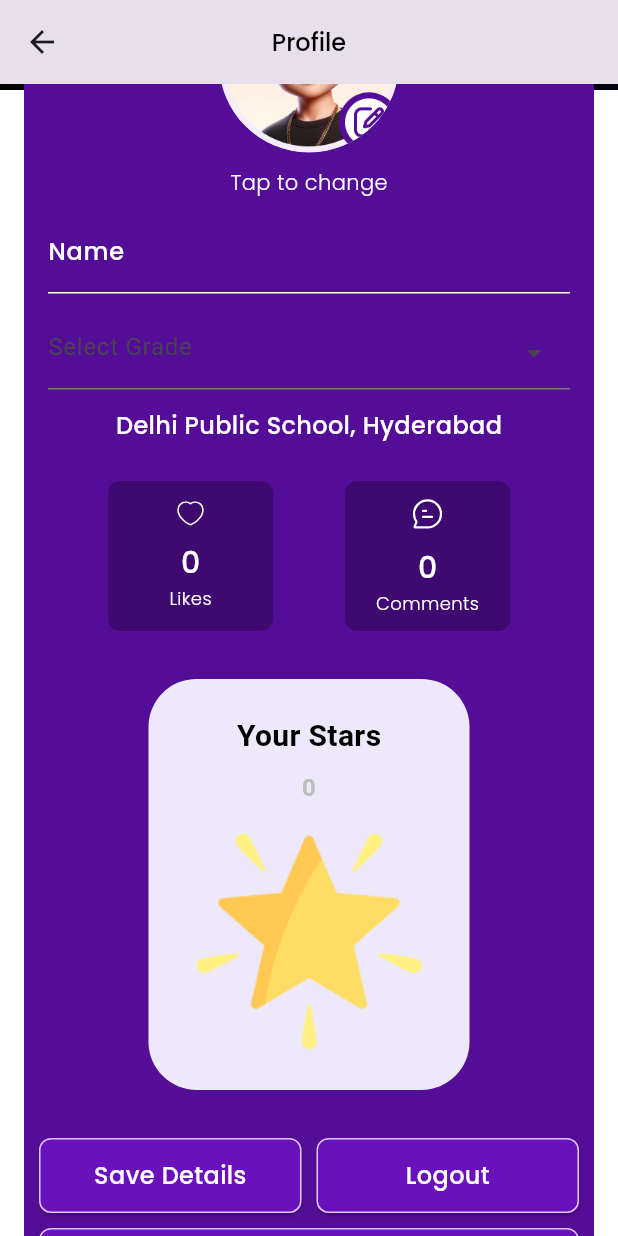
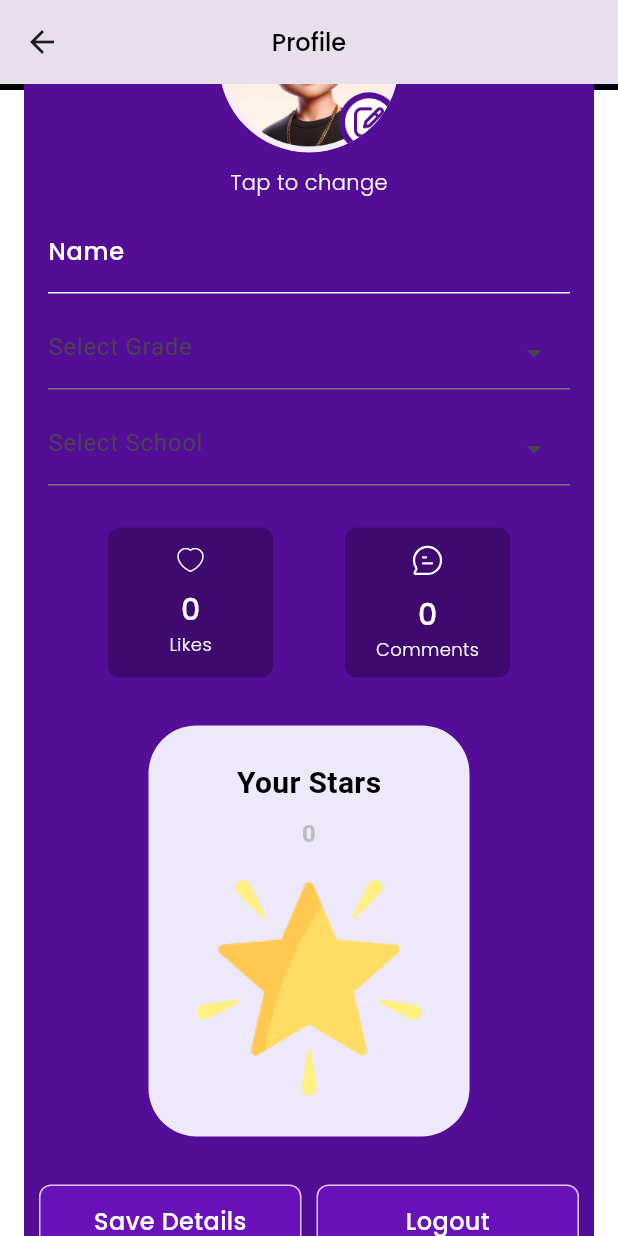
Before and after one commit to MonishPrasannavd/Msb_python, a Flutter app: the ProfileScreen screen opened directly with empty values, scrolled down 241 dp, after a tap on "Edit Details", on a phone screen of 412 x 824 dp. Run offline on Flutter 3.47's test engine with Material 3 defaults, Android fonts, the phone set to English and light mode, and no system bars; drawn by our look-alikes of dropdown_search; our stand-ins replace audioplayers, cached_network_image, carousel_slider, chewie, cloud_firestore, faker and 18 more; missing offline and left inert: cached_video_player_plus, dart:ffi, firebase_app_check, flexible_text, flutter_branch_sdk; accounts and stored records are empty; network calls fail; statements that could not run were skipped.

Commit message:
editable school

```diff
--- a/code/lib/Screens/profile/profile_page.dart
+++ b/code/lib/Screens/profile/profile_page.dart
@@ -10,6 +10,7 @@ import 'package:msb_app/Screens/profile/user_profile_screen.dart';
 import 'package:msb_app/components/text_builder.dart';
 import 'package:msb_app/models/grade.dart';
 import 'package:msb_app/models/msbuser.dart';
+import 'package:msb_app/models/school.dart';
 import 'package:msb_app/providers/master/master_provider.dart';
 import 'package:msb_app/providers/user_auth_provider.dart';
 import 'package:msb_app/providers/user_provider.dart';
@@ -43,9 +44,9 @@ class ProfileScreenState extends State<ProfileScreen> {
   String commentsCount = "0";
   String totalPoints = "0";
   Grade? selectedGrade;
+  School? selectedSchool;
 
   final ImagePicker _picker = ImagePicker();
-  late Future<void> _initProfile;
 
   late UserProvider _userProvider;
   late UserAuthProvider _authProvider;
@@ -64,6 +65,7 @@ class ProfileScreenState extends State<ProfileScreen> {
     setState(() {
       nameController.text = _userProvider.user.user?.name ?? "";
       Grade? gradeResolve;
+      School? schoolResolve;
       if (_userProvider.user.student.grade?.name != null &&
           _userProvider.user.student.grade?.name?.isNotEmpty != null) {
         gradeResolve = _userProvider.user.student.grade!;
@@ -71,10 +73,18 @@ class ProfileScreenState extends State<ProfileScreen> {
         gradeResolve = _masterProvider.grades.firstWhere((grade) => grade.id == _userProvider.user.student.gradeId);
       }
 
+      if (_userProvider.user.student.school?.name != null &&
+          _userProvider.user.student.school?.name?.isNotEmpty != null) {
+        schoolResolve = _userProvider.user.student.school!;
+      } else {
+        schoolResolve = _masterProvider.schools.firstWhere((school) => school.id == _userProvider.user.student.schoolId);
+      }
+
       setState(() {
         gradeController.text = gradeResolve?.name ?? "";
         grade = gradeResolve?.name ?? "";
         selectedGrade = gradeResolve;
+        selectedSchool = schoolResolve;
         schoolName = _userProvider.user.student.school?.name ?? "";
         likesCount = _userProvider.user.student.likes.toString();
         totalPoints = _userProvider.user.student.score.toString();
@@ -115,6 +125,7 @@ class ProfileScreenState extends State<ProfileScreen> {
       Map<String, dynamic> response = await _authProvider.updateProfile(
         nameController.text,
         selectedGrade?.id ?? _userProvider.user.student.gradeId,
+        selectedSchool?.id ?? _userProvider.user.student.schoolId,
         profileImage: _profileImage,
       );
       if (response['status'] == true) {
@@ -183,7 +194,8 @@ class ProfileScreenState extends State<ProfileScreen> {
                             ? const CircularProgressIndicator()
                             : CircleAvatar(
                                 radius: 60,
-                                backgroundImage: getUserProfileImage(_profileImage, _userProvider.user.user?.profileUrl),
+                                backgroundImage:
+                                    getUserProfileImage(_profileImage, _userProvider.user.user?.profileUrl),
                                 // Explicitly cast to ImageProvider
                               ),
                       ),
@@ -223,7 +235,9 @@ class ProfileScreenState extends State<ProfileScreen> {
 
                       /// school name
                       /// Non-editable school name
-                      FittedBox(
+                      isEditing
+                          ? _buildSchoolDropdown()
+                          : FittedBox(
                               fit: BoxFit.scaleDown,
                               child: Padding(
                                 padding: const EdgeInsets.symmetric(horizontal: 10, vertical: 5),
@@ -393,6 +407,42 @@ class ProfileScreenState extends State<ProfileScreen> {
     }
   }
 
+  Widget _buildSchoolDropdown() {
+    return Padding(
+      padding: const EdgeInsets.symmetric(horizontal: 16.0, vertical: 8.0),
+      child: DropdownSearch<School>(
+        compareFn: (item1, item2) => item1 == item2,
+        items: (f, cs) => _masterProvider.schools,
+        itemAsString: (item) => item.name!,
+        selectedItem: selectedSchool,
+        onChanged: (School? newSchool) {
+          setState(() {
+            selectedSchool = newSchool;
+          });
+        },
+        popupProps: PopupProps.menu(
+          showSearchBox: true,
+          searchFieldProps: TextFieldProps(
+            decoration: InputDecoration(
+              labelText: "Search School",
+              border: OutlineInputBorder(
+                borderRadius: BorderRadius.circular(8),
+              ),
+              contentPadding: const EdgeInsets.symmetric(horizontal: 10, vertical: 12),
+            ),
+          ),
+        ),
+        decoratorProps: const DropDownDecoratorProps(
+          baseStyle: TextStyle(color: AppColors.white),
+          decoration: InputDecoration(
+            border: UnderlineInputBorder(),
+            hintText: 'Select School',
+          ),
+        ),
+      ),
+    );
+  }
+
   Widget _buildGradeDropdown() {
     return Padding(
       padding: const EdgeInsets.symmetric(horizontal: 16.0, vertical: 8.0),
--- a/code/lib/providers/user_auth_provider.dart
+++ b/code/lib/providers/user_auth_provider.dart
@@ -177,7 +177,7 @@ class UserAuthProvider with ChangeNotifier {
     return result;
   }
 
-  Future<Map<String, dynamic>> updateProfile(String name, int gradeId, {File? profileImage}) async {
+  Future<Map<String, dynamic>> updateProfile(String name, int gradeId, int schoolId, {File? profileImage}) async {
     Map<String, dynamic> result;
 
     try {
@@ -191,6 +191,7 @@ class UserAuthProvider with ChangeNotifier {
       // Add fields
       request.fields['name'] = name;
       request.fields['grade_id'] = gradeId.toString();
+      request.fields['school_id'] = schoolId.toString();
 
       // Add file if it exists
       if (profileImage != null && await profileImage.exists()) {
```
Lines whose indentation alone changed are shown as unchanged.
